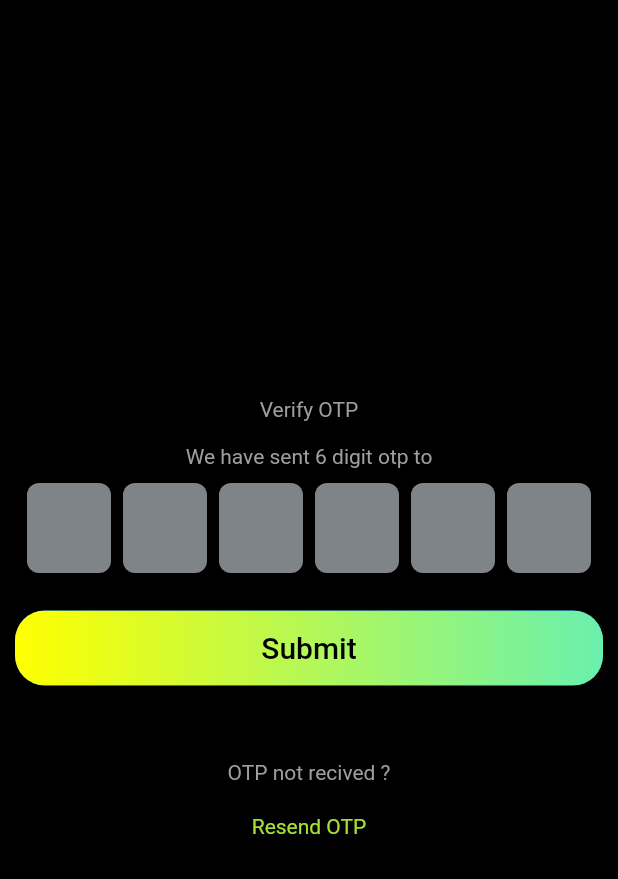
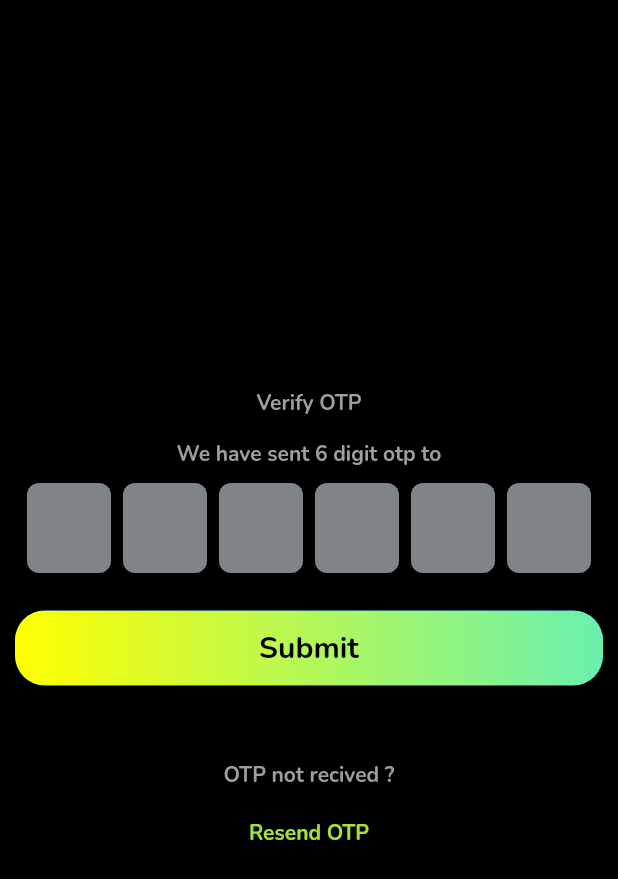
Before and after one commit to GouravXportsoft/Vitamein-app, a Flutter app: the screen it shows after launch, after a tap on "Submit", on a phone screen of 412 x 824 dp. Shown: the top 879 px of the screen. Run offline on Flutter 3.47's test engine with Material 2 defaults, Android fonts, the phone set to English and light mode, and no system bars; drawn by our look-alikes of pinput; our stand-ins replace country_picker.

Commit message:
font family add

```diff
--- a/lib/login.dart
+++ b/lib/login.dart
@@ -51,7 +51,7 @@ class _loginState extends State<login> {
                   style: TextStyle(
                       fontSize: 40,
                       color: Color.fromARGB(255, 165, 224, 54),
-                      fontFamily: 'Schyler'),
+                      fontFamily: 'PaytoneOne'),
                 ),
               ),
               const SizedBox(
@@ -59,7 +59,11 @@ class _loginState extends State<login> {
               ),
               const Text(
                 "Get curated diet plan",
-                style: TextStyle(fontSize: 20, color: Colors.grey),
+                style: TextStyle(
+                    fontSize: 20,
+                    color: Colors.grey,
+                    fontFamily: 'Nunito',
+                    fontWeight: FontWeight.bold),
               ),
               const SizedBox(
                 height: 90,
@@ -187,7 +191,11 @@ class _loginState extends State<login> {
                         alignment: Alignment.center,
                         child: const Text(
                           'Submit',
-                          style: TextStyle(color: Colors.black, fontSize: 20),
+                          style: TextStyle(
+                              color: Colors.black,
+                              fontSize: 20,
+                              fontWeight: FontWeight.bold,
+                              fontFamily: 'Nunito'),
                         ),
                       ),
                     ),
@@ -199,7 +207,11 @@ class _loginState extends State<login> {
                 // padding: EdgeInsets.fromLTRB(10, 10, 10, 0),
                 child: const Text(
                   'or login using',
-                  style: TextStyle(fontSize: 15, color: Colors.grey),
+                  style: TextStyle(
+                      fontSize: 15,
+                      color: Colors.grey,
+                      fontFamily: 'Nunito',
+                      fontWeight: FontWeight.bold),
                 ),
               ),
               const SizedBox(height: 50),
--- a/lib/otp.dart
+++ b/lib/otp.dart
@@ -22,12 +22,18 @@ class _otpState extends State<otp> {
           children: [
             const Text(
               'Verify OTP',
-              style: TextStyle(color: Colors.grey),
+              style: TextStyle(
+                  color: Colors.grey,
+                  fontFamily: 'Nunito',
+                  fontWeight: FontWeight.bold),
             ),
             const SizedBox(height: 15),
             const Text(
               'We have sent 6 digit otp to',
-              style: TextStyle(color: Colors.grey),
+              style: TextStyle(
+                  color: Colors.grey,
+                  fontFamily: 'Nunito',
+                  fontWeight: FontWeight.bold),
             ),
             const SizedBox(
               height: 10,
@@ -61,7 +67,11 @@ class _otpState extends State<otp> {
                       alignment: Alignment.center,
                       child: Text(
                         'Submit',
-                        style: TextStyle(color: Colors.black, fontSize: 20),
+                        style: TextStyle(
+                            color: Colors.black,
+                            fontSize: 20,
+                            fontFamily: 'Nunito',
+                            fontWeight: FontWeight.bold),
                       ),
                     ),
                   ),
@@ -72,7 +82,11 @@ class _otpState extends State<otp> {
             Container(
               child: Text(
                 'OTP not recived ?',
-                style: TextStyle(color: Colors.grey),
+                style: TextStyle(
+                  color: Colors.grey,
+                  fontFamily: 'Nunito',
+                  fontWeight: FontWeight.bold,
+                ),
               ),
             ),
             SizedBox(
@@ -82,6 +96,8 @@ class _otpState extends State<otp> {
                 child: Text(
               'Resend OTP',
               style: TextStyle(
+                fontFamily: 'Nunito',
+                fontWeight: FontWeight.bold,
                 color: Color.fromARGB(255, 165, 224, 54),
               ),
             )),
--- a/lib/startnow.dart
+++ b/lib/startnow.dart
@@ -20,7 +20,7 @@ class _startnowState extends State<startnow> {
           'Vitamein',
           style: TextStyle(
               color: Colors.lightGreenAccent,
-              fontFamily: 'Schyler',
+              fontFamily: 'PaytoneOne',
               fontSize: 25),
         ),
         actions: [
@@ -48,7 +48,8 @@ class _startnowState extends State<startnow> {
                       style: TextStyle(
                           color: Colors.grey,
                           fontSize: 25,
-                          fontFamily: 'Scheherazade New'),
+                          fontFamily: 'Nunito',
+                          fontWeight: FontWeight.bold),
                     ),
                   ),
                   const SizedBox(
@@ -83,18 +84,21 @@ class _startnowState extends State<startnow> {
                                       style: TextStyle(
                                           color: Colors.black,
                                           fontSize: 20,
-                                          fontFamily: 'EB Garamond')),
+                                          fontFamily: 'Nunito',
+                                          fontWeight: FontWeight.bold)),
                                   TextSpan(
                                       text: 'report & ',
                                       style: TextStyle(
-                                          color: Colors.black, fontSize: 20)),
+                                          color: Colors.black,
+                                          fontSize: 20,
+                                          fontWeight: FontWeight.bold)),
                                   TextSpan(
                                     text: 'Get curated your diet\nplan\n',
                                     style: TextStyle(
                                         color: Colors.black,
                                         fontWeight: FontWeight.bold,
                                         fontSize: 20,
-                                        fontFamily: 'EB Garamond'),
+                                        fontFamily: 'Nunito'),
                                   ),
                                   TextSpan(
                                     text:
@@ -102,14 +106,16 @@ class _startnowState extends State<startnow> {
                                     style: TextStyle(
                                         color: Colors.black,
                                         fontSize: 18,
-                                        fontWeight: FontWeight.w300),
+                                        fontWeight: FontWeight.w300,
+                                        fontFamily: 'Nunito'),
                                   ),
                                   TextSpan(
                                     text: '  \n    Accurate & fast analysis\n',
                                     style: TextStyle(
                                         color: Colors.black,
                                         fontSize: 18,
-                                        fontWeight: FontWeight.w300),
+                                        fontWeight: FontWeight.w300,
+                                        fontFamily: 'Nunito'),
                                   ),
                                   TextSpan(
                                     text:
@@ -117,7 +123,8 @@ class _startnowState extends State<startnow> {
                                     style: TextStyle(
                                         color: Colors.black,
                                         fontSize: 18,
-                                        fontWeight: FontWeight.w300),
+                                        fontWeight: FontWeight.w300,
+                                        fontFamily: 'Nunito'),
                                   ),
                                 ],
                               ),
--- a/pubspec.yaml
+++ b/pubspec.yaml
@@ -86,6 +86,9 @@ flutter:
     - family: Nunito
       fonts:
         - asset: assets\fonts\Nunito-VariableFont_wght.ttf
+    - family: PaytoneOne
+      fonts:
+        - asset: assets\fonts\PaytoneOne-Regular.ttf
 
   #   - family: Trajan Pro
   #     fonts:
```
Also changed, not shown: assets/fonts/PaytoneOne-Regular.ttf (added), 3 other files.
